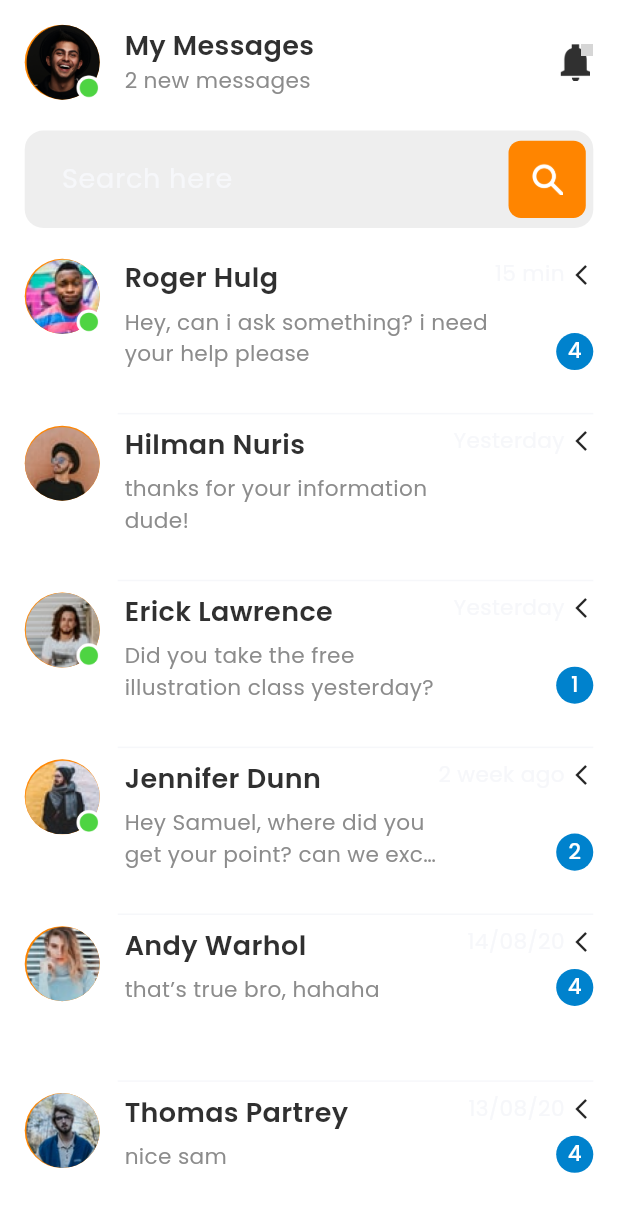
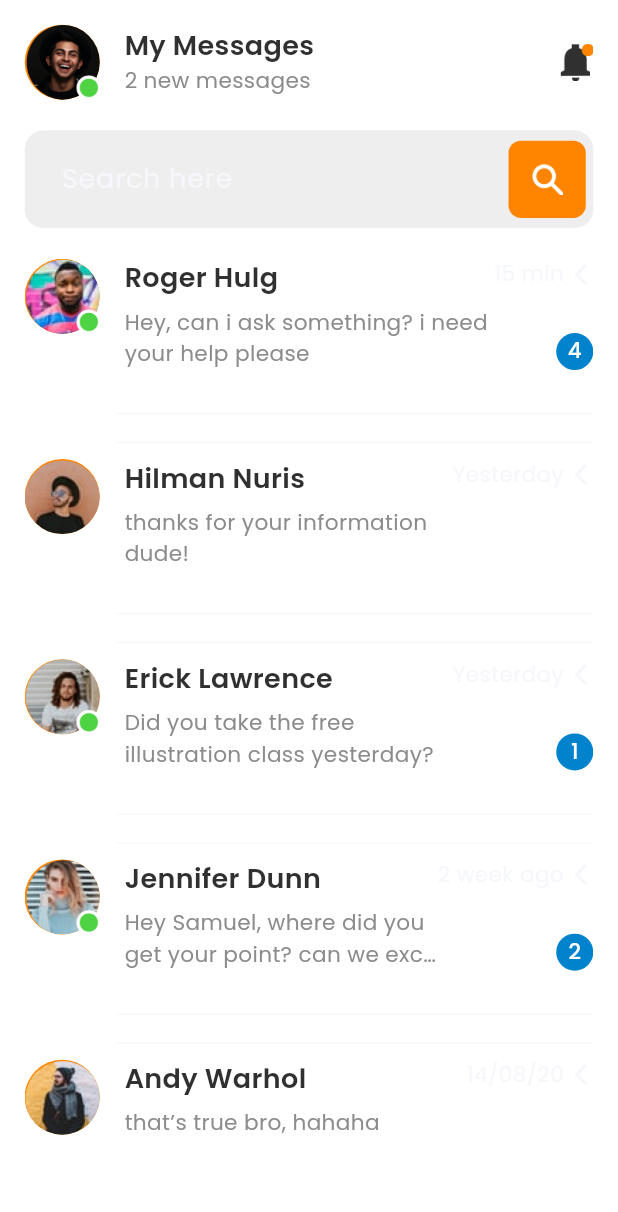
Before and after one commit to AmmarSAFI05/task7, a Flutter app: the MessagePage screen opened directly, on a phone screen of 412 x 824 dp. Shown: the top 1212 px of the screen. Run offline on Flutter 3.47's test engine with Material 3 defaults, Android fonts, the phone set to English and light mode, and no system bars; grey boxes are pictures that could not be loaded.

Commit message:
last edit

```diff
--- a/lib/core/constant/app_images.dart
+++ b/lib/core/constant/app_images.dart
@@ -16,7 +16,7 @@ static const notification = "assets/images/icons/notification.png";
 static const profileDisabled = "assets/images/icons/profile_disabled.png";
 static const search = "assets/images/icons/search.png";
 static const greenDot = "assets/images/icons/green_dot.png";
-static const orangeDot = "assets/images/icons/orange_dot.png";
+
 
 
 // App Photos
--- a/lib/core/text_styles.dart
+++ b/lib/core/text_styles.dart
@@ -20,17 +20,17 @@ class AppTextStyles {
       fontWeight: AppFontWeight.med,
       color: AppColors.bgColor);
 
-  static TextStyle MyMessageTitle = TextStyle(
+  static TextStyle messageTitle = TextStyle(
       fontSize: AppSize.fontSizeSm() * 1.25,
       fontWeight: AppFontWeight.bold,
       color: AppColors.black);
 
-  static TextStyle NewMessage = TextStyle(
+  static TextStyle newMessage = TextStyle(
       fontSize: AppSize.fontSizeSm()  ,
       fontWeight: AppFontWeight.normal,
       color: AppColors.greyColor);
 
-  static TextStyle MessageTime = TextStyle(
+  static TextStyle messageTime = TextStyle(
       fontSize: AppSize.fontSizeSm()  ,
       fontWeight: AppFontWeight.normal,
       color: AppColors.lighterGreyColor);
--- a/lib/view/messages_page/view/message_page.dart
+++ b/lib/view/messages_page/view/message_page.dart
@@ -1,16 +1,11 @@
-
-
-
-import 'package:flutter/cupertino.dart';
 import 'package:flutter/material.dart';
-
 import '../../../core/constant/app_colors.dart';
 import '../../../core/constant/app_images.dart';
 import '../../../core/constant/app_sizes.dart';
 import '../../../core/constant/app_text.dart';
-import '../../../widgets/social_app_meesage_header.dart';
-import '../../../widgets/social_app_message_card.dart';
-import '../../../widgets/social_app_search_box.dart';
+import '../widgets/social_app_message_header.dart';
+import '../widgets/social_app_message_card.dart';
+import '../widgets/social_app_search_box.dart';
 
 class MessagePage extends StatefulWidget {
   const MessagePage({super.key});
@@ -21,18 +16,66 @@ class MessagePage extends StatefulWidget {
 
 class _MessagePageState extends State<MessagePage> {
   final TextEditingController searchController = TextEditingController();
+
+  final List<Map<String, dynamic>> messages = [
+    {
+      "profileImage": AppImages.profile1,
+      "username": AppText.username1,
+      "userMessage": AppText.userMessage1,
+      "timeMessage": "15 min",
+      "online": true,
+      "numberUnreadMessage": 4,
+    },
+    {
+      "profileImage": AppImages.profile2,
+      "username": AppText.username2,
+      "userMessage": AppText.userMessage2,
+      "timeMessage": "Yesterday",
+      "online": false,
+    },
+    {
+      "profileImage": AppImages.profile3,
+      "username": AppText.username3,
+      "userMessage": AppText.userMessage3,
+      "timeMessage": "Yesterday",
+      "online": true,
+      "numberUnreadMessage": 1,
+    },
+    {
+      "profileImage": AppImages.profile5,
+      "username": AppText.username4,
+      "userMessage": AppText.userMessage4,
+      "timeMessage": "2 week ago",
+      "online": true,
+      "numberUnreadMessage": 2,
+    },
+    {
+      "profileImage": AppImages.profile4,
+      "username": AppText.username5,
+      "userMessage": AppText.userMessage5,
+      "timeMessage": "14/08/20",
+      "online": false,
+    },
+    {
+      "profileImage": AppImages.profile6,
+      "username": AppText.username6,
+      "userMessage": AppText.userMessage6,
+      "timeMessage": "13/08/20",
+      "online": false,
+    },
+  ];
+
   @override
   Widget build(BuildContext context) {
     return SafeArea(
       child: Scaffold(
         resizeToAvoidBottomInset: true,
         backgroundColor: AppColors.bgColor,
-        body: SingleChildScrollView(
-          child: Container(
+        body: Padding(
           padding: EdgeInsets.all(AppSize.md()),
           child: Column(
             children: [
-                SocialAppMeesageHeader(),
+              const SocialAppMessageHeader(),
               SizedBox(
                 height: AppSize.md() * 1.25,
               ),
@@ -43,44 +86,34 @@ class _MessagePageState extends State<MessagePage> {
               SizedBox(
                 height: AppSize.md() * 1.25,
               ),
-                SocialAppMessageCard(AppImages.profile1, AppText.username1,
-                    AppText.userMessage1, "15 min", true, 4),
-                SocialAppMessageCard(AppImages.profile2, AppText.username2,
-                    AppText.userMessage2, "Yesterday", false),
+              Expanded(
+                child: ListView.builder(
+                  itemCount: messages.length,
+                  itemBuilder: (context, index) {
+                    final message = messages[index];
+                    return Column(
+                      children: [
                         SocialAppMessageCard(
-                  AppImages.profile3,
-                  AppText.username3,
-                  AppText.userMessage3,
-                  "Yesterday",
-                  true,
-                  1,
+                          profileImage: message["profileImage"],
+                          username: message["username"],
+                          userMessage: message["userMessage"],
+                          timeMessage: message["timeMessage"],
+                          online: message["online"],
+                          numberUnreadMessage: message["numberUnreadMessage"],
                         ),
-                SocialAppMessageCard(
-                  AppImages.profile4,
-                  AppText.username4,
-                  AppText.userMessage4,
-                  "2 week ago",
-                  true,
-                  2,
-                ),
-                SocialAppMessageCard(
-                  AppImages.profile5,
-                  AppText.username5,
-                  AppText.userMessage5,
-                  "14/08/20",
-                  false,
-                  4,
-                ),
-                SocialAppMessageCard(
-                  AppImages.profile6,
-                  AppText.username6,
-                  AppText.userMessage6,
-                  "13/08/20",
-                  false,
-                  4,
+                        if (index != messages.length - 1)
+                          Divider(
+                            color: AppColors.lighterGreyColor,
+                            thickness: 1,
+                            indent: AppSize.xxl() * 1.50,
+                            height: AppSize.xsm() * 1.80,
                           ),
                       ],
+                    );
+                  },
                 ),
+              ),
+            ],
           ),
         ),
       ),
--- a/lib/widgets/social_app_message_card.dart
+++ b/lib/view/messages_page/widgets/social_app_message_card.dart
@@ -1,12 +1,8 @@
-import 'package:flutter/cupertino.dart';
 import 'package:flutter/material.dart';
-import '../core/constant/app_colors.dart';
-import '../core/constant/app_fonts.dart';
-import '../core/constant/app_sizes.dart';
-import '../core/constant/app_text.dart';
-import '../core/constant/app_images.dart';
-import '../core/text_styles.dart';
-import '../widgets/social_app_circle_avatar.dart';
+import '../../../core/constant/app_colors.dart';
+import '../../../core/constant/app_sizes.dart';
+import '../../../core/text_styles.dart';
+import '../../../widgets/social_app_circle_avatar.dart';
 
 class SocialAppMessageCard extends StatelessWidget {
   final String? profileImage;
@@ -16,13 +12,19 @@ class SocialAppMessageCard extends StatelessWidget {
   final int? numberUnreadMessage;
   final bool? online;
 
-  SocialAppMessageCard(this.profileImage, this.username, this.userMessage,
-      this.timeMessage, this.online,
-      [this.numberUnreadMessage]);
+  const SocialAppMessageCard({
+    super.key,
+    this.profileImage,
+    this.username,
+    this.userMessage,
+    this.timeMessage,
+    this.online,
+    this.numberUnreadMessage,
+  });
 
   @override
   Widget build(BuildContext context) {
-    return Container(
+    return SizedBox(
       height: AppSize.xxl() * 2.7,
       child: Column(
         children: [
@@ -41,14 +43,14 @@ class SocialAppMessageCard extends StatelessWidget {
                       children: [
                         Text(
                           username!,
-                          style: AppTextStyles.MyMessageTitle,
-                          overflow: TextOverflow.ellipsis, // Prevent overflow
+                          style: AppTextStyles.messageTitle,
+                          overflow: TextOverflow.ellipsis,
                           maxLines: 1,
                         ),
                         SizedBox(height: AppSize.xsm() * 0.50),
                         Text(
                           userMessage!,
-                          style: AppTextStyles.NewMessage,
+                          style: AppTextStyles.newMessage,
                           overflow: TextOverflow.ellipsis,
                           maxLines: 2,
                         ),
@@ -59,15 +61,14 @@ class SocialAppMessageCard extends StatelessWidget {
                     children: [
                       Text(
                         timeMessage!,
-                        style: AppTextStyles.MessageTime,
+                        style: AppTextStyles.messageTime,
                         overflow: TextOverflow.ellipsis,
                         maxLines: 1,
                       ),
                       SizedBox(width: AppSize.xsm() * 0.25),
-                      Icon(
-                        Icons.arrow_back_ios_new,
-                        size: 16,
-                      ),
+                      Icon(Icons.arrow_back_ios_new,
+                          size: AppSize.md(),
+                          color: AppColors.lighterGreyColor),
                     ],
                   ),
                 ],
@@ -82,7 +83,7 @@ class SocialAppMessageCard extends StatelessWidget {
                   child: Container(
                     height: AppSize.xxl() * 0.60,
                     width: AppSize.xxl() * 0.60,
-                    decoration: BoxDecoration(
+                    decoration: const BoxDecoration(
                       color: AppColors.blueColor,
                       shape: BoxShape.circle,
                     ),
@@ -96,11 +97,10 @@ class SocialAppMessageCard extends StatelessWidget {
                 ),
             ],
           ),
-          Spacer(),
+          const Spacer(),
           Padding(
-            padding:
-                EdgeInsets.only(left: 62), // Account for avatar and spacing
-            child: Divider(
+            padding: EdgeInsets.only(left: AppSize.xxl() * 1.50),
+            child: const Divider(
               color: AppColors.lighterGreyColor,
               thickness: 1,
             ),
--- a/lib/widgets/social_app_meesage_header.dart
+++ b/lib/view/messages_page/widgets/social_app_message_header.dart
@@ -1,11 +1,14 @@
 import 'package:flutter/material.dart';
-import '../core/constant/app_images.dart';
-import '../core/constant/app_sizes.dart';
-import '../core/constant/app_text.dart';
-import '../core/text_styles.dart';
-import '../widgets/social_app_circle_avatar.dart';
+import '../../../core/constant/app_colors.dart';
+import '../../../core/constant/app_images.dart';
+import '../../../core/constant/app_sizes.dart';
+import '../../../core/constant/app_text.dart';
+import '../../../core/text_styles.dart';
+import '../../../widgets/social_app_circle_avatar.dart';
 
-class SocialAppMeesageHeader extends StatelessWidget {
+class SocialAppMessageHeader extends StatelessWidget {
+  const SocialAppMessageHeader({super.key});
+
   @override
   Widget build(BuildContext context) {
 
@@ -15,7 +18,7 @@ class SocialAppMeesageHeader extends StatelessWidget {
         Expanded(
           child: Row(
             children: [
-              Align(
+              const Align(
                 alignment: Alignment.centerRight,
                 child: SocialAppCircleAvatar(imageUrl: AppImages.profile7),
               ),
@@ -25,12 +28,12 @@ class SocialAppMeesageHeader extends StatelessWidget {
                 children: [
                   Text(
                     AppText.myMessages,
-                    style: AppTextStyles.MyMessageTitle,
+                    style: AppTextStyles.messageTitle,
                   ),
-                  SizedBox(),
+                  const SizedBox(),
                   Text(
                     AppText.newMessages,
-                    style: AppTextStyles.NewMessage,
+                    style: AppTextStyles.newMessage,
                   ),
                 ],
               ),
@@ -42,7 +45,7 @@ class SocialAppMeesageHeader extends StatelessWidget {
           child: Container(
             width: AppSize.lg(),
             height:AppSize.lg(),
-            decoration: BoxDecoration(
+            decoration: const BoxDecoration(
               image: DecorationImage(
                 image: AssetImage(AppImages.notification),
               ),
@@ -50,8 +53,9 @@ class SocialAppMeesageHeader extends StatelessWidget {
             child: Align(
               alignment: const Alignment(1, -1),
               child: Image.asset(
-                AppImages.orangeDot,
+                AppImages.greenDot,
                 width: AppSize.iconSm() * 0.50,
+                color: AppColors.orangeColor,
               ),
             ),
           ),
--- a/lib/widgets/social_app_search_box.dart
+++ b/lib/view/messages_page/widgets/social_app_search_box.dart
@@ -1,57 +1,7 @@
-// import 'package:flutter/cupertino.dart';
-// import 'package:task7/core/constant/app_colors.dart';
-// import 'package:task7/core/constant/app_images.dart';
-// import 'package:task7/core/constant/app_sizes.dart';
-// import 'package:task7/core/constant/app_text.dart';
-// import 'package:task7/core/text_styles.dart';
-//
-// class SocialAppSearchBox extends StatelessWidget {
-//   const SocialAppSearchBox({super.key});
-//
-//   @override
-//   Widget build(BuildContext context) {
-//     return Container(
-//       height: 50,
-//       width:double.infinity ,
-//       padding: EdgeInsets.all(10.0),
-//       decoration: BoxDecoration(
-//         color: AppColors.fieldColor,
-//         borderRadius: BorderRadius.circular(AppSize.borderRadiusSm()),
-//       ),
-//       child: Row(
-//         children: [
-//           // SizedBox(width: 10,),
-//           Text(
-//            "Search here",
-//           ),
-//           Align(
-//             alignment: Alignment.centerRight,
-//             child: Container(
-//               width: 30,
-//               height: 30,
-//               alignment: Alignment.center,
-//               decoration: BoxDecoration(
-//                 color: AppColors.orangeColor,
-//                 // borderRadius: AppSize.borderRadiusSm(),
-//
-//               ),
-//               child: Image(
-//                 image: AssetImage("assets/images/icons/search.png"),
-//                 width:30,
-//               ),
-//             ),
-//           ),
-//         ],
-//       ),
-//     );
-//   }
-// }
-
 import 'package:flutter/material.dart';
-
-import '../core/constant/app_colors.dart';
-import '../core/constant/app_images.dart';
-import '../core/constant/app_sizes.dart';
+import '../../../core/constant/app_colors.dart';
+import '../../../core/constant/app_images.dart';
+import '../../../core/constant/app_sizes.dart';
 
 class SocialAppSearchBox extends StatefulWidget {
   final TextEditingController controller;
@@ -81,11 +31,11 @@ class SocialAppSearchBoxState extends State<SocialAppSearchBox> {
         enabledBorder: OutlineInputBorder(
             borderRadius:
                 BorderRadius.circular(AppSize.borderRadiusSm() * 0.75),
-            borderSide: BorderSide(width: 1, color: Colors.transparent)),
+            borderSide: const BorderSide(width: 1, color: Colors.transparent)),
         focusedBorder: OutlineInputBorder(
             borderRadius:
                 BorderRadius.circular(AppSize.borderRadiusSm() * 0.75),
-            borderSide: BorderSide(width: 1, color: Colors.transparent)),
+            borderSide: const BorderSide(width: 1, color: Colors.transparent)),
         hintText: widget.hintText,
         hintStyle: TextStyle(
             height: 2,
@@ -95,7 +45,7 @@ class SocialAppSearchBoxState extends State<SocialAppSearchBox> {
           width: AppSize.xxl() * 1.25,
           height: AppSize.xxl() * 1.25,
           alignment: Alignment.center,
-          margin: EdgeInsets.all(5.0),
+          margin: const EdgeInsets.all(5.0),
           decoration: BoxDecoration(
             color: AppColors.orangeColor,
             borderRadius:
@@ -109,16 +59,16 @@ class SocialAppSearchBoxState extends State<SocialAppSearchBox> {
         border: OutlineInputBorder(
             borderRadius:
                 BorderRadius.circular(AppSize.borderRadiusSm() * 0.75),
-            borderSide: BorderSide(width: 1, color: Colors.transparent)),
+            borderSide: const BorderSide(width: 1, color: Colors.transparent)),
         errorBorder: OutlineInputBorder(
-          borderSide: BorderSide(width: 1, color: Colors.transparent),
+          borderSide: const BorderSide(width: 1, color: Colors.transparent),
           borderRadius: BorderRadius.circular(AppSize.borderRadiusSm() * 0.75),
         ),
         errorStyle: const TextStyle(color: Colors.red),
         focusedErrorBorder: OutlineInputBorder(
             borderRadius:
                 BorderRadius.circular(AppSize.borderRadiusLg() * 0.75),
-            borderSide: BorderSide(width: 1, color: Colors.transparent)),
+            borderSide: const BorderSide(width: 1, color: Colors.transparent)),
       ),
       style: TextStyle(
           color: AppColors.blueColor,
```
Lines whose indentation alone changed are shown as unchanged.
